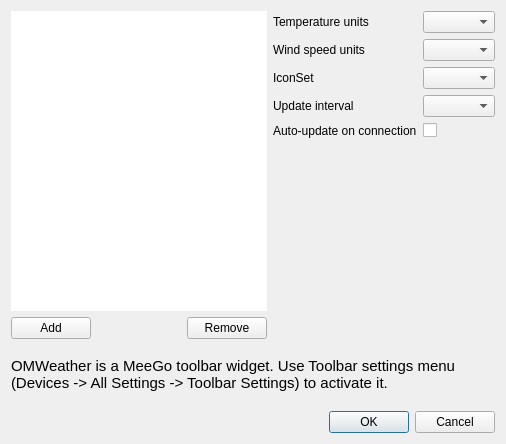
The window that qtomweather/qtsetting/settingstations.ui (Meecast/meecast) describes before a commit, drawn with Qt 5.
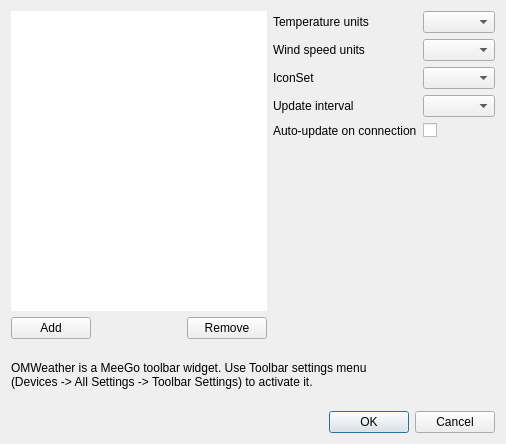
The same window after the commit.

Commit message: changed hint style

What changed in the file:
```diff
--- a/qtomweather/qtsetting/settingstations.ui
+++ b/qtomweather/qtsetting/settingstations.ui
@@ -143,7 +143,7 @@
     <widget class="QLabel" name="label_6">
      <property name="font">
       <font>
-       <pointsize>12</pointsize>
+       <pointsize>9</pointsize>
        <weight>50</weight>
        <bold>false</bold>
       </font>
@@ -152,7 +152,7 @@
       <enum>QFrame::NoFrame</enum>
      </property>
      <property name="text">
-      <string>&lt;p style=&quot; margin-top:0px; margin-bottom:0px; margin-left:0px; margin-right:0px; -qt-block-indent:0; text-indent:0px;&quot;&gt;&lt;span style=&quot; font-size:11pt; color:#000000;&quot;&gt;OMWeather is a MeeGo toolbar widget. Use Toolbar settings menu &lt;br&gt;(Devices -&amp;gt; All Settings -&amp;gt; Toolbar Settings) to activate it.&lt;/span&gt;&lt;/p&gt;</string>
+      <string>&lt;p style=&quot; margin-top:0px; margin-bottom:0px; margin-left:0px; margin-right:0px; -qt-block-indent:0; text-indent:0px;&quot;&gt;&lt;span style=&quot; font-size:9pt;&quot;&gt;OMWeather is a MeeGo toolbar widget. Use Toolbar settings menu &lt;br&gt;(Devices -&amp;gt; All Settings -&amp;gt; Toolbar Settings) to activate it.&lt;/span&gt;&lt;/p&gt;</string>
      </property>
      <property name="textFormat">
       <enum>Qt::RichText</enum>
```
